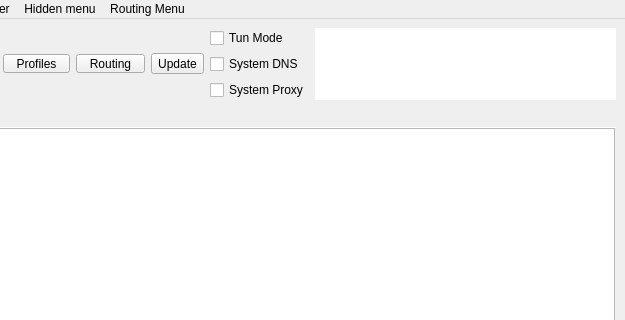
The window that include/ui/mainwindow.ui (shengmo0210/Throne) describes before a commit, drawn with Qt 5; both pictures show x 175 to 800 and y 0 to 320 of the 800 by 600 pixel window.
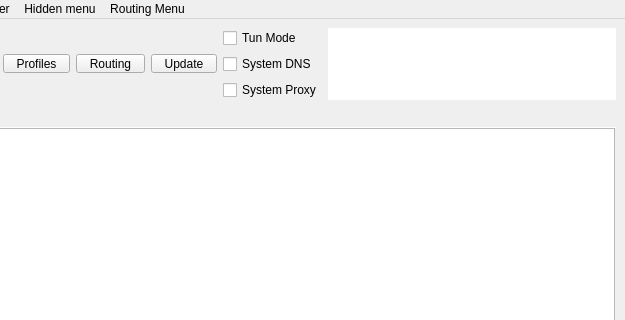
The same window after the commit. Icons and pictures are not drawn. Custom widgets are drawn as their Qt base class.

Diff of the .ui file:
```diff
--- a/include/ui/mainwindow.ui
+++ b/include/ui/mainwindow.ui
@@ -165,6 +165,25 @@
       </item>
       <item>
        <widget class="QToolButton" name="toolButton_update">
+        <property name="minimumSize">
+         <size>
+          <width>0</width>
+          <height>0</height>
+         </size>
+        </property>
+        <property name="styleSheet">
+         <string notr="true">QToolButton {
+    padding-left: 8px;
+    padding-right: 8px;
+}
+
+QToolButton::menu-indicator {
+    subcontrol-origin: border;
+    subcontrol-position: bottom right;
+    right: 2px;
+    bottom: 3px;
+}</string>
+        </property>
         <property name="text">
          <string>Update</string>
         </property>
@@ -227,6 +246,12 @@
           <verstretch>0</verstretch>
          </sizepolicy>
         </property>
+        <property name="minimumSize">
+         <size>
+          <width>0</width>
+          <height>65</height>
+         </size>
+        </property>
         <property name="mouseTracking">
          <bool>false</bool>
         </property>
```
Left out of the diff: 24 changed lines with no effect on the pictures.
